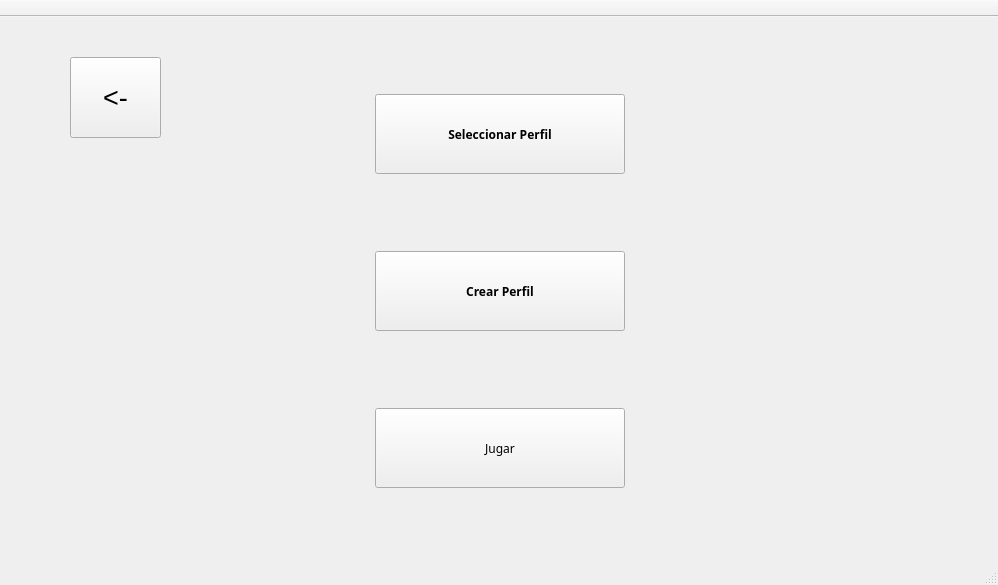
Before: the Qt Designer form BodegueroHero/mainwindow.ui in ErickHernandez/BodegueroHero, drawn with Qt 5.
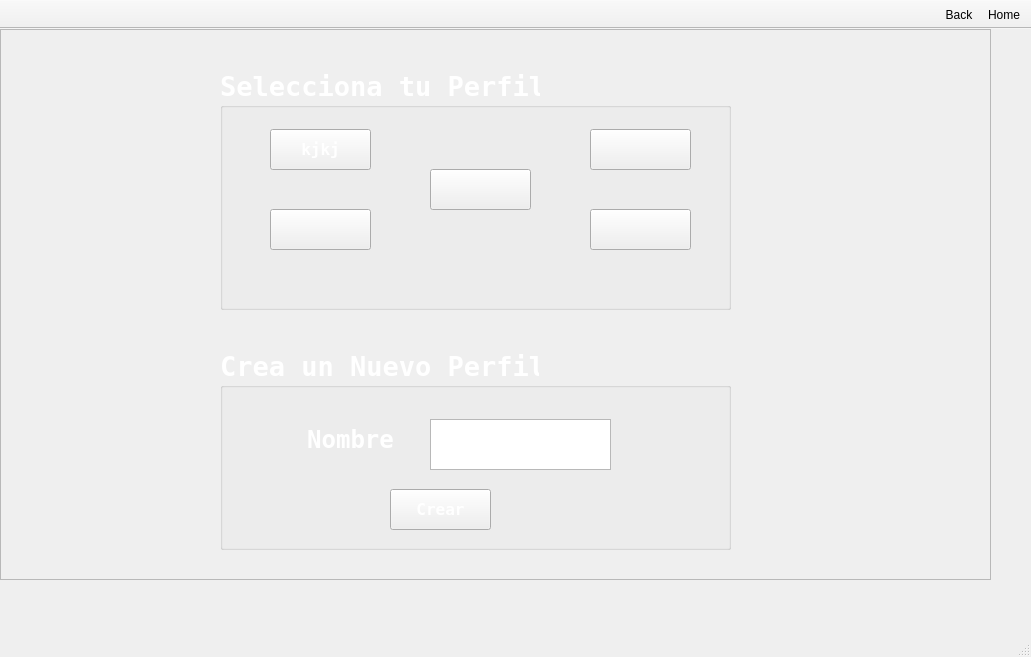
After: the same form once the commit is applied. The open tabs and pages were chosen to show the change. Icons and pictures are not drawn.

```diff
--- a/BodegueroHero/mainwindow.ui
+++ b/BodegueroHero/mainwindow.ui
@@ -6,8 +6,8 @@
    <rect>
     <x>0</x>
     <y>0</y>
-    <width>998</width>
-    <height>585</height>
+    <width>1031</width>
+    <height>657</height>
    </rect>
   </property>
   <property name="windowTitle">
@@ -26,8 +26,8 @@
      <rect>
       <x>0</x>
       <y>0</y>
-      <width>1001</width>
-      <height>551</height>
+      <width>1064</width>
+      <height>601</height>
      </rect>
     </property>
     <property name="styleSheet">
@@ -53,27 +53,28 @@
     </widget>
     <widget class="QWidget" name="page_2">
      <property name="styleSheet">
-      <string notr="true">background-image: url(:/images/background.png);</string>
+      <string notr="true"/>
      </property>
      <widget class="QPushButton" name="btSeleccionar">
       <property name="geometry">
        <rect>
-        <x>375</x>
-        <y>77</y>
-        <width>250</width>
+        <x>380</x>
+        <y>110</y>
+        <width>311</width>
         <height>80</height>
        </rect>
       </property>
       <property name="font">
        <font>
         <family>Showcard Gothic</family>
+        <pointsize>24</pointsize>
         <weight>75</weight>
         <italic>false</italic>
         <bold>true</bold>
        </font>
       </property>
       <property name="text">
-       <string>Seleccionar Perfil</string>
+       <string>CONTINUE..</string>
       </property>
       <property name="icon">
        <iconset resource="Images.qrc">
@@ -81,80 +82,40 @@
       </property>
       <property name="iconSize">
        <size>
-        <width>16</width>
-        <height>16</height>
+        <width>32</width>
+        <height>32</height>
        </size>
       </property>
      </widget>
      <widget class="QPushButton" name="btCrear">
       <property name="geometry">
        <rect>
-        <x>375</x>
-        <y>234</y>
-        <width>250</width>
+        <x>380</x>
+        <y>260</y>
+        <width>311</width>
         <height>80</height>
        </rect>
       </property>
       <property name="font">
        <font>
         <family>Showcard Gothic</family>
+        <pointsize>25</pointsize>
         <weight>75</weight>
         <bold>true</bold>
        </font>
       </property>
       <property name="text">
-       <string>Crear Perfil</string>
+       <string>NEW GAME..</string>
       </property>
       <property name="icon">
        <iconset resource="Images.qrc">
         <normaloff>:/images/Centro de Mando.png</normaloff>:/images/Centro de Mando.png</iconset>
       </property>
-     </widget>
-     <widget class="QPushButton" name="btJugar">
-      <property name="geometry">
-       <rect>
-        <x>375</x>
-        <y>391</y>
-        <width>250</width>
-        <height>80</height>
-       </rect>
-      </property>
-      <property name="font">
-       <font>
-        <family>Showcard Gothic</family>
-       </font>
-      </property>
-      <property name="text">
-       <string>Jugar</string>
-      </property>
-      <property name="icon">
-       <iconset>
-        <selectedon>:/images/Tenaza_Cerrada.png</selectedon>
-       </iconset>
-      </property>
-      <property name="autoRepeat">
-       <bool>false</bool>
-      </property>
-     </widget>
-     <widget class="QPushButton" name="btBack">
-      <property name="geometry">
-       <rect>
-        <x>70</x>
-        <y>40</y>
-        <width>91</width>
-        <height>81</height>
-       </rect>
-      </property>
-      <property name="font">
-       <font>
-        <pointsize>20</pointsize>
-       </font>
-      </property>
-      <property name="styleSheet">
-       <string notr="true"/>
-      </property>
-      <property name="text">
-       <string>&lt;-</string>
+      <property name="iconSize">
+       <size>
+        <width>32</width>
+        <height>32</height>
+       </size>
       </property>
      </widget>
     </widget>
@@ -287,7 +248,7 @@
          </font>
         </property>
         <property name="text">
-         <string/>
+         <string>kjkj</string>
         </property>
        </widget>
        <widget class="QPushButton" name="player2">
@@ -1213,6 +1174,9 @@
    <property name="acceptDrops">
     <bool>false</bool>
    </property>
+   <property name="layoutDirection">
+    <enum>Qt::RightToLeft</enum>
+   </property>
    <property name="movable">
     <bool>false</bool>
    </property>
@@ -1225,8 +1189,34 @@
    <attribute name="toolBarBreak">
     <bool>false</bool>
    </attribute>
+   <addaction name="actionHome"/>
+   <addaction name="actionBack"/>
   </widget>
   <widget class="QStatusBar" name="statusBar"/>
+  <action name="actionHome">
+   <property name="icon">
+    <iconset resource="Images.qrc">
+     <normaloff>:/images/home.png</normaloff>:/images/home.png</iconset>
+   </property>
+   <property name="text">
+    <string>Home</string>
+   </property>
+   <property name="toolTip">
+    <string>Home Screen</string>
+   </property>
+  </action>
+  <action name="actionBack">
+   <property name="icon">
+    <iconset resource="Images.qrc">
+     <normaloff>:/images/back.png</normaloff>:/images/back.png</iconset>
+   </property>
+   <property name="text">
+    <string>Back</string>
+   </property>
+   <property name="toolTip">
+    <string>Back</string>
+   </property>
+  </action>
  </widget>
  <layoutdefault spacing="6" margin="11"/>
  <resources>
```
Left out of the diff: 43 changed lines with no effect on the pictures.
